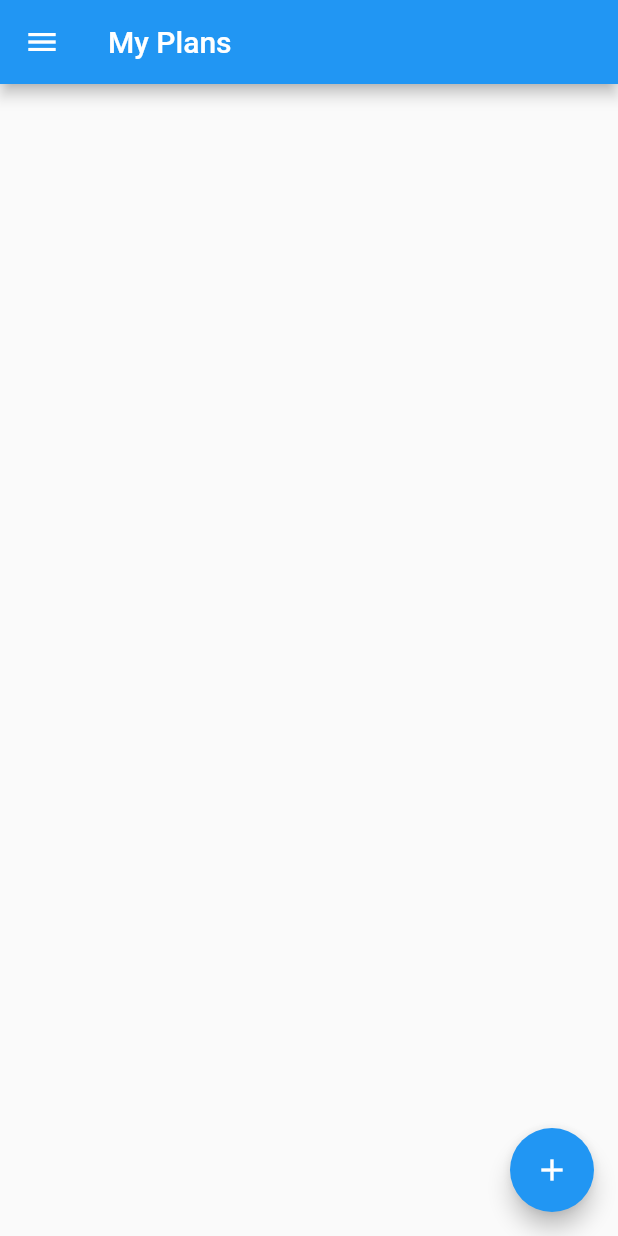
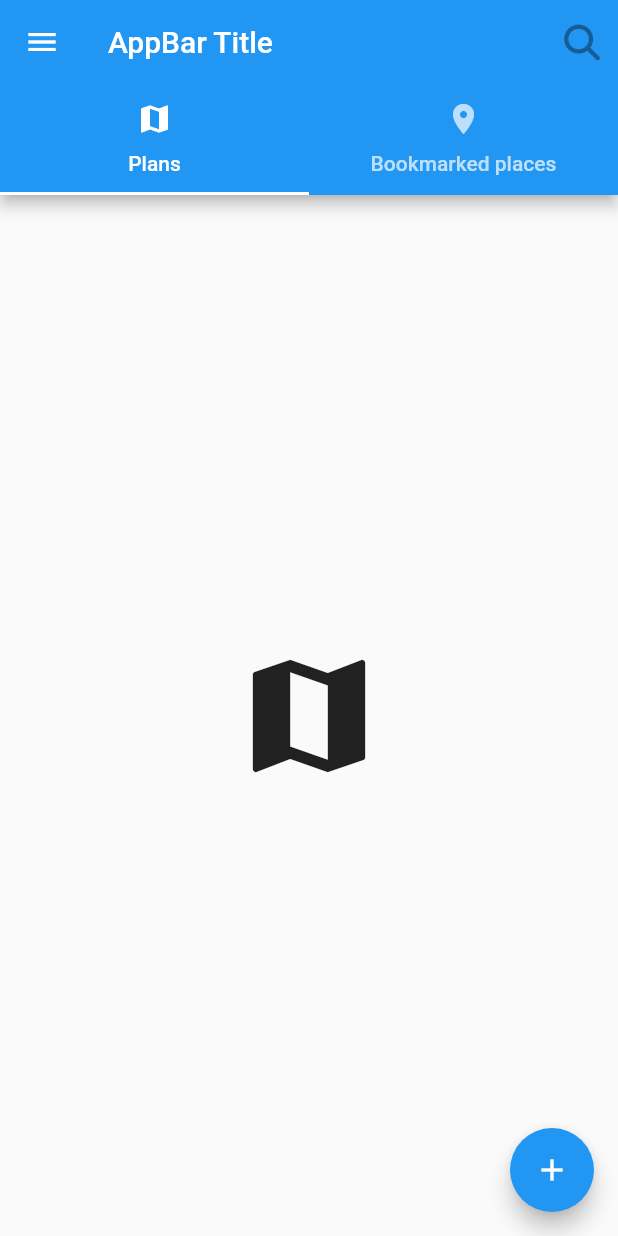
Before and after one commit to playmaker432/flutter_hkTouristApp, a Flutter app: the MyPlanPage screen opened by its route, on a phone screen of 412 x 824 dp. Run offline on Flutter 3.47's test engine with Material 2 defaults, Android fonts, the phone set to English and light mode, and no system bars; our stand-ins replace font_awesome_flutter; network calls fail; key blocks and very long unbroken strings in the code were emptied for the run.

Commit message:
Improve My Plan Page - Add snack bar and new appBar

```diff
--- a/lib/main.dart
+++ b/lib/main.dart
@@ -1,4 +1,6 @@
 import 'package:flutter/material.dart';
+import 'package:helloworld/login_page.dart';
+import 'package:font_awesome_flutter/font_awesome_flutter.dart';
 import 'myplan_page.dart';
 import 'about_page.dart';
 import 'weather_page.dart';
@@ -27,8 +29,9 @@ class MyApp extends StatelessWidget {
         '/': (context) => HomePage(),
         // Change p1 as homepage
         '/hkmap': (context) => HomePage(),
-        '/p2': (context) => MyPlanPage(),
-        '/p3': (context) => WeatherPage(),
+        '/myplans': (context) => MyPlanPage(title: 'My Plans'),
+        '/weather': (context) => WeatherPage(),
+        '/login': (context) => LoginPage(),
         '/aboutus': (context) => AboutPage(),
       },
     );
@@ -39,12 +42,22 @@ Widget buildDrawer(BuildContext context) {
   return Drawer(
     child: ListView(
       children: <Widget>[
+        // UserAccountsDrawerHeader(
+        //   accountName: Text('Jen'),
+        //   accountEmail: Text('userGmail@gmail.com'),
+        //   // currentAccountPicture: Image.asset('assets/waiting.gif'),
+        //   decoration: BoxDecoration(color: Colors.deepOrange),
+        // ),
         _createDrawerItem(context,
             text: 'Hong Kong Map', icon: Icons.map, route: '/hkmap'),
         _createDrawerItem(context,
-            text: 'My Plans', icon: Icons.list, route: '/p2'),
+            text: 'My Plans',
+            icon: FaIcon(FontAwesomeIcons.locationArrow).icon,
+            route: '/myplans'),
         _createDrawerItem(context,
-            text: 'Weather', icon: Icons.wb_sunny, route: '/p3'),
+            text: 'Weather', icon: Icons.wb_sunny, route: '/weather'),
+        _createDrawerItem(context,
+            text: 'Login', icon: Icons.login, route: '/login'),
         _createDrawerItem(context,
             text: 'About', icon: Icons.info, route: '/aboutus')
       ],
--- a/lib/myplan_page.dart
+++ b/lib/myplan_page.dart
@@ -1,79 +1,152 @@
 import 'package:flutter/material.dart';
 import 'main.dart';
+import 'package:font_awesome_flutter/font_awesome_flutter.dart';
+
+// class MyPlanPage extends StatefulWidget {
+//   const MyPlanPage({Key? key}) : super(key: key);
+
+//   @override
+//   State<MyPlanPage> createState() => _MyPlan_PageState();
+// }
+
+// class _MyPlan_PageState extends State<MyPlanPage> {
+//   late TextEditingController controller;
+//   String name = '';
+
+//   @override
+//   void initState() {
+//     super.initState();
+//     controller = TextEditingController();
+//   }
+
+//   @override
+//   void dispose() {
+//     controller.dispose;
+//     super.dispose();
+//   }
+
+//   @override
+//   Widget build(BuildContext context) {
+//     final drawer = buildDrawer(context);
+
+//     final body = Center(
+//       child: Text(
+//         'My Plans',
+//         style: TextStyle(fontSize: 32, color: Colors.blue),
+//       ),
+//     );
+
+//     return Scaffold(
+//       appBar: AppBar(title: Text('My Plans')),
+//       drawer: drawer,
+//       body: Container(
+//           padding: EdgeInsets.all(32),
+//           child: Column(
+//             children: [
+//               Text(name),
+//             ],
+//           )),
+//       floatingActionButton: FloatingActionButton(
+//           child: Icon(Icons.add),
+//           onPressed: () async {
+//             final name = await createPlan();
+//             if (name == null || name.isEmpty) return;
+
+//             setState(() => this.name = name);
+//           }),
+//     );
+//   }
+
+//   Future<String?> createPlan() => showDialog<String>(
+//       context: context,
+//       builder: (context) => AlertDialog(
+//             title: Text('Name of Plan:'),
+//             content: TextField(
+//               autofocus: true,
+//               decoration: InputDecoration(hintText: 'What is it about?'),
+//             ),
+//             actions: [
+//               TextButton(
+//                 child: Text('Submit'),
+//                 onPressed: submit,
+//               )
+//             ],
+//           ));
+
+//   void submit() {
+//     Navigator.of(context).pop(controller.text);
+//     controller.clear();
+//   }
+
+//   void submit_demo() {}
+// }
 
 class MyPlanPage extends StatefulWidget {
-  const MyPlanPage({Key? key}) : super(key: key);
+  const MyPlanPage({Key? key, required this.title}) : super(key: key);
+
+  final String title;
 
   @override
-  State<MyPlanPage> createState() => _MyPlan_PageState();
+  _MyPlan_PageState createState() => _MyPlan_PageState();
 }
 
 class _MyPlan_PageState extends State<MyPlanPage> {
-  late TextEditingController controller;
-  String name = '';
-
-  @override
-  void initState() {
-    super.initState();
-    controller = TextEditingController();
-  }
-
-  @override
-  void dispose() {
-    controller.dispose;
-    super.dispose();
-  }
+  SnackBar _snackBar1 = SnackBar(content: Text("You Click the Button!"));
 
   @override
   Widget build(BuildContext context) {
     final drawer = buildDrawer(context);
 
-    final body = Center(
-      child: Text(
-        'My Plans',
-        style: TextStyle(fontSize: 32, color: Colors.blue),
+    return DefaultTabController(
+      length: tabList.length,
+      child: Scaffold(
+        drawer: drawer,
+        appBar: AppBar(
+          title: Text("AppBar Title"),
+          // leading: Icon(FontAwesomeIcons.dragon),
+          actions: <Widget>[
+            IconButton(
+              icon: Icon(FontAwesomeIcons.search),
+              onPressed: null,
+            )
+          ],
+          bottom: TabBar(
+            tabs: tabList.map((choice) {
+              return Tab(
+                text: choice.title,
+                icon: Icon(choice.icon),
+              );
+            }).toList(),
+          ),
+        ),
+        body: TabBarView(
+            children: tabList.map((choice) {
+          return Center(
+            child: Icon(
+              choice.icon,
+              size: 100.0,
+            ),
+          );
+        }).toList()),
+        floatingActionButton: FloatingActionButton(
+          child: Icon(Icons.add),
+          onPressed: () {
+            ScaffoldMessenger.of(context).removeCurrentSnackBar();
+            ScaffoldMessenger.of(context).showSnackBar(_snackBar1);
+          },
+        ),
       ),
     );
-
-    return Scaffold(
-      appBar: AppBar(title: Text('My Plans')),
-      drawer: drawer,
-      body: Container(
-          padding: EdgeInsets.all(32),
-          child: Column(
-            children: [
-              Text(name),
-            ],
-          )),
-      floatingActionButton: FloatingActionButton(
-          child: Icon(Icons.add),
-          onPressed: () async {
-            final name = await createPlan();
-            if (name == null || name.isEmpty) return;
-
-            setState(() => this.name = name);
-          }),
-    );
-  }
-
-  Future<String?> createPlan() => showDialog<String>(
-      context: context,
-      builder: (context) => AlertDialog(
-            title: Text('Name of Plan:'),
-            content: TextField(
-              autofocus: true,
-              decoration: InputDecoration(hintText: 'What is it about?'),
-            ),
-            actions: [
-              TextButton(
-                child: Text('Submit'),
-                onPressed: submit,
-              )
-            ],
-          ));
-
-  void submit() {
-    Navigator.of(context).pop(controller.text);
-    controller.clear();
   }
 }
+
+class TabChoice {
+  final String title;
+  final IconData icon;
+  const TabChoice(this.title, this.icon);
+}
+
+const List<TabChoice> tabList = const <TabChoice>[
+  TabChoice('Plans', Icons.map),
+  TabChoice('Bookmarked places', Icons.location_on),
+];
--- a/pubspec.yaml
+++ b/pubspec.yaml
@@ -19,6 +19,8 @@ environment:
 dependencies:
   flutter:
     sdk: flutter
+
+  font_awesome_flutter: any
 
   dio: ^4.0.0
   flutter_polyline_points: ^0.2.6
```
Also changed, not shown: lib/login_page.dart (added, +81 -0 lines), lib/my_appbar.dart (deleted, +0 -33 lines).
